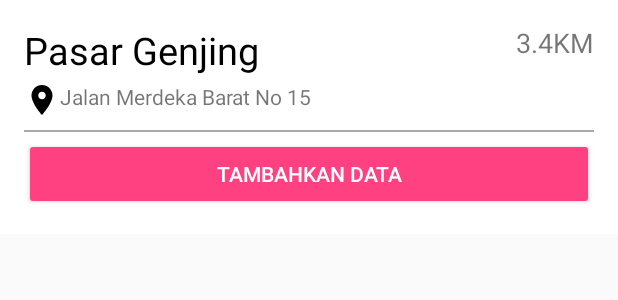
After one commit to mdmahendri/harga-pasar-android, an Android app: the layout bottom_sheet.xml on its own in the app's theme, with its tools: preview values and no code run, on a phone screen of 412 x 824 dp. The commit adds this screen. Shown: the top 300 px of the screen. Run offline under Robolectric (Android 15) with nearby library versions, the phone set to English and light mode, and no system bars.

Commit message:
git add bottom sheet detail view

```diff
--- a/app/src/main/java/com/mahendri/hargapasar/entity/map/PlaceResult.java
+++ b/app/src/main/java/com/mahendri/hargapasar/entity/map/PlaceResult.java
@@ -34,6 +34,8 @@ public class PlaceResult {
     private List<PlacePhoto> photos = new ArrayList<>();
     private List<String> types = new ArrayList<>();
 
+    public String getId() { return id; }
+
     public LatLng getLocation() {
         return geometry.getLocation();
     }
@@ -41,4 +43,6 @@ public class PlaceResult {
     public String getName() {
         return name;
     }
+
+    public String getVicinity() { return vicinity; }
 }
--- /dev/null
+++ b/app/src/main/res/drawable/ic_location_on_black_24dp.xml
@@ -0,0 +1,9 @@
+<vector xmlns:android="http://schemas.android.com/apk/res/android"
+        android:width="24dp"
+        android:height="24dp"
+        android:viewportWidth="24.0"
+        android:viewportHeight="24.0">
+    <path
+        android:fillColor="#FF000000"
+        android:pathData="M12,2C8.13,2 5,5.13 5,9c0,5.25 7,13 7,13s7,-7.75 7,-13c0,-3.87 -3.13,-7 -7,-7zM12,11.5c-1.38,0 -2.5,-1.12 -2.5,-2.5s1.12,-2.5 2.5,-2.5 2.5,1.12 2.5,2.5 -1.12,2.5 -2.5,2.5z"/>
+</vector>
--- a/app/src/main/res/layout/activity_base.xml
+++ b/app/src/main/res/layout/activity_base.xml
@@ -1,5 +1,5 @@
 <?xml version="1.0" encoding="utf-8"?>
-<RelativeLayout
+<android.support.design.widget.CoordinatorLayout
     xmlns:android="http://schemas.android.com/apk/res/android"
     android:id="@+id/root_layout"
     android:layout_width="match_parent"
@@ -11,4 +11,6 @@
         android:layout_width="match_parent"
         android:layout_height="match_parent"/>
 
-</RelativeLayout>
+    <include layout="@layout/bottom_sheet" />
+
+</android.support.design.widget.CoordinatorLayout>
--- /dev/null
+++ b/app/src/main/res/layout/bottom_sheet.xml
@@ -0,0 +1,56 @@
+<?xml version="1.0" encoding="utf-8"?>
+<RelativeLayout
+    xmlns:android="http://schemas.android.com/apk/res/android"
+    xmlns:app="http://schemas.android.com/apk/res-auto"
+    android:id="@+id/bottom_sheet"
+    android:layout_width="match_parent"
+    android:layout_height="wrap_content"
+    android:background="@android:color/white"
+    android:padding="@dimen/activity_horizontal_margin"
+    app:behavior_hideable="true"
+    app:layout_behavior="android.support.design.widget.BottomSheetBehavior">
+
+    <TextView
+        android:id="@+id/place_title"
+        android:layout_width="match_parent"
+        android:layout_height="wrap_content"
+        android:layout_marginBottom="@dimen/text_img_margin"
+        android:layout_toLeftOf="@+id/place_distance"
+        android:text="Pasar Genjing"
+        android:textSize="25sp"
+        android:textColor="@android:color/black"/>
+
+    <TextView
+        android:id="@+id/place_address"
+        android:layout_width="match_parent"
+        android:layout_height="wrap_content"
+        android:drawableLeft="@drawable/ic_location_on_black_24dp"
+        android:layout_below="@id/place_title"
+        android:layout_marginBottom="@dimen/mini_margin"
+        android:text="Jalan Merdeka Barat No 15"/>
+
+    <TextView
+        android:id="@+id/place_distance"
+        android:layout_width="wrap_content"
+        android:layout_height="wrap_content"
+        android:layout_alignParentRight="true"
+        android:text="3.4KM"
+        android:textSize="18sp"/>
+
+    <View
+        android:id="@+id/place_divider"
+        android:layout_width="match_parent"
+        android:layout_height="1dp"
+        android:layout_marginBottom="@dimen/text_img_margin"
+        android:layout_below="@id/place_address"
+        android:background="@android:color/darker_gray"/>
+
+    <Button
+        android:id="@+id/place_button"
+        android:layout_width="match_parent"
+        android:layout_height="wrap_content"
+        android:layout_below="@id/place_divider"
+        android:text="TAMBAHKAN DATA"
+        style="@style/Widget.AppCompat.Button.Colored"/>
+
+</RelativeLayout>
```
Also changed, not shown: app/src/main/java/com/mahendri/hargapasar/BaseActivity.java (+94 -15 lines).
